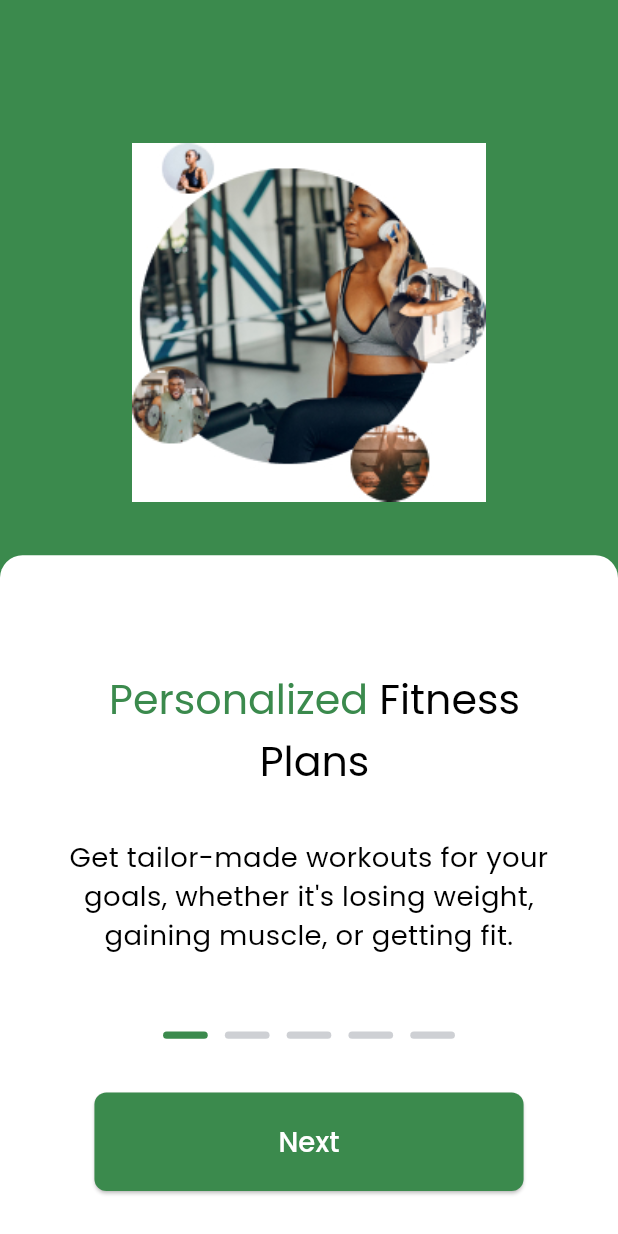
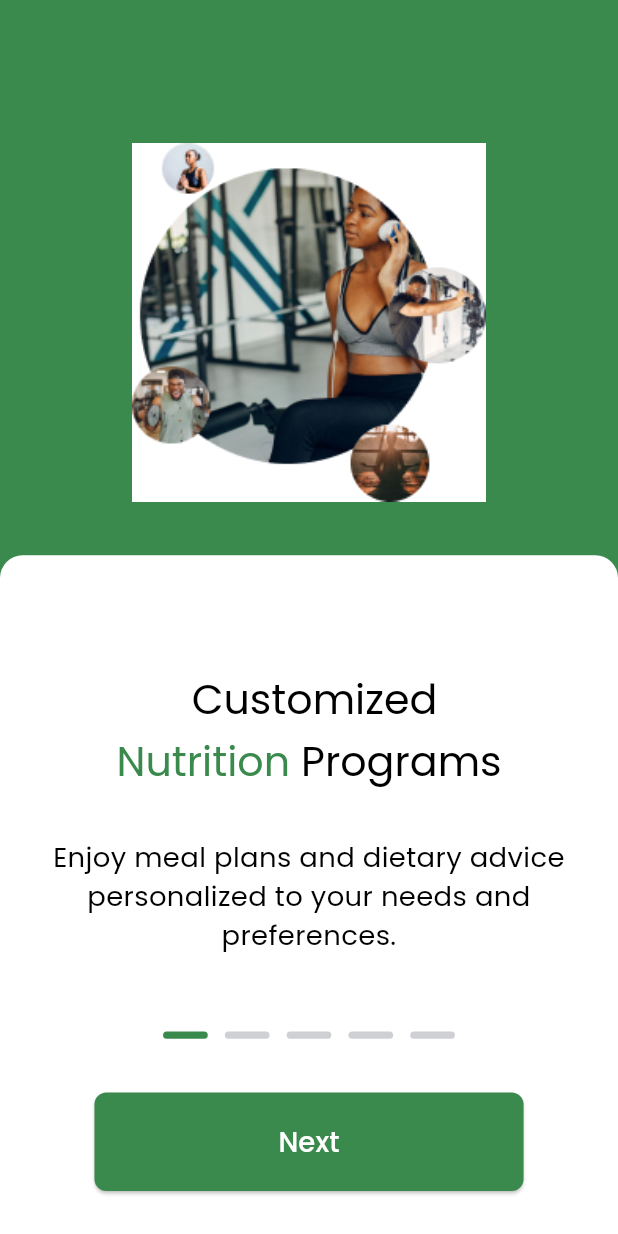
Before and after one commit to Figorate/figorate-mobile, a Flutter app: the screen it shows after launch, on a phone screen of 412 x 824 dp. Run offline on Flutter 3.47's test engine with Material 3 defaults, Android fonts, the phone set to English and light mode, and no system bars; drawn by our look-alikes of overlay_support; our stand-ins replace dio, flutter_screenutil, get_it, google_fonts, stacked; statements that could not run were skipped.

Commit message:
made fixes

```diff
--- a/lib/presentation/screens/carousel/carousel_screen.dart
+++ b/lib/presentation/screens/carousel/carousel_screen.dart
@@ -55,10 +55,6 @@ class CarouselScreen extends StatelessWidget {
                           viewModel.notifyListeners();
                         },
                         children: [
-                          _carouselItem(
-                              "Personalized Fitness\n Plans",
-                              "Get tailor-made workouts for your goals, whether it's losing weight, gaining muscle, or getting fit.",
-                              "Personalized"),
                           _carouselItem(
                               "Customized \nNutrition Programs",
                               "Enjoy meal plans and dietary advice personalized to your needs and \npreferences.",
```
